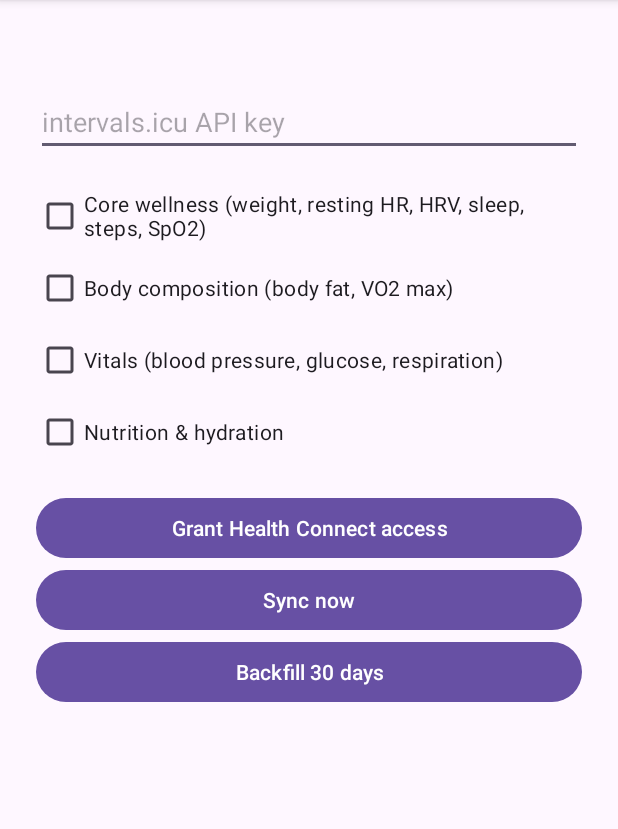
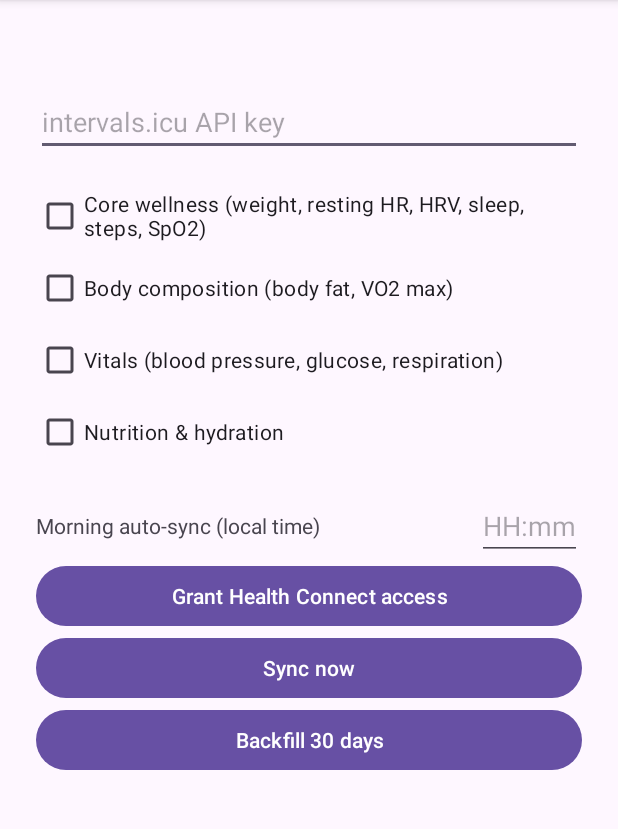
Before and after one commit to daktak/intervals-icu-health-sync, an Android app: the screen it shows after launch (MainActivity), on a phone screen of 412 x 824 dp, the part 96-925 px from its top. Run offline under Robolectric (Android 15) with nearby library versions, the phone set to English and light mode, and no system bars; libraries missing offline, so code that uses them is left out: androidx.health.connect; 12 statements that could not run were skipped.

Commit message:
Morning sync option

```diff
--- a/app/src/main/java/icu/intervals/healthsync/sync/SyncWorker.kt
+++ b/app/src/main/java/icu/intervals/healthsync/sync/SyncWorker.kt
@@ -31,8 +31,12 @@ class SyncWorker(
         const val EXTRA_DAYS_BACK = "days_back"
         const val KEY_MESSAGE = "message"
         const val UNIQUE_PERIODIC = "icu_daily_sync"
+        private const val FLEX_MINUTES = 30L
 
-        fun periodicRequest() = PeriodicWorkRequestBuilder<SyncWorker>(1, TimeUnit.DAYS)
+        fun periodicRequest(initialDelayMillis: Long) = PeriodicWorkRequestBuilder<SyncWorker>(
+            1, TimeUnit.DAYS, FLEX_MINUTES, TimeUnit.MINUTES,
+        )
+            .setInitialDelay(initialDelayMillis, TimeUnit.MILLISECONDS)
             .setConstraints(
                 Constraints.Builder()
                     .setRequiredNetworkType(NetworkType.CONNECTED)
--- a/app/src/main/res/layout/activity_main.xml
+++ b/app/src/main/res/layout/activity_main.xml
@@ -59,6 +59,29 @@
             android:checked="true"
             android:text="@string/label_nutrition" />
 
+        <LinearLayout
+            android:layout_width="match_parent"
+            android:layout_height="wrap_content"
+            android:orientation="horizontal"
+            android:gravity="center_vertical">
+
+            <TextView
+                android:id="@+id/morning_sync_label"
+                android:layout_width="0dp"
+                android:layout_height="wrap_content"
+                android:layout_weight="1"
+                android:text="@string/label_morning_sync" />
+
+            <EditText
+                android:id="@+id/morning_sync_input"
+                android:layout_width="wrap_content"
+                android:layout_height="wrap_content"
+                android:hint="@string/hint_morning_sync"
+                android:inputType="time"
+                android:maxLength="8"
+                android:maxWidth="110dp" />
+        </LinearLayout>
+
         <Button
             android:id="@+id/permissions_button"
             android:layout_width="match_parent"
--- a/app/src/main/res/values/strings.xml
+++ b/app/src/main/res/values/strings.xml
@@ -14,4 +14,7 @@
     <string name="rationale_text">Intervals.icu Health Sync reads health data from Health Connect (weight, resting heart rate, HRV, sleep, steps, SpO2, body fat, VO2 max, blood pressure, blood glucose, respiration, hydration and nutrition) and uploads one summary per day to your intervals.icu account using your intervals.icu API key.\n\nThe API key is stored encrypted on this device. Data is sent only to intervals.icu and to no other server.</string>
     <string name="permissions_already_granted">All permissions already granted</string>
     <string name="health_connect_unavailable">Health Connect is not available on this device — install or update it from the Play Store</string>
+    <string name="label_morning_sync">Morning auto-sync (local time)</string>
+    <string name="hint_morning_sync">HH:mm</string>
+    <string name="error_invalid_time">Invalid time — keeping previous value</string>
 </resources>
```
Also changed, not shown: app/src/main/java/icu/intervals/healthsync/sync/AppPreferences.kt (+16 -0 lines), app/src/main/java/icu/intervals/healthsync/sync/SyncApp.kt (+1 -6 lines), app/src/main/java/icu/intervals/healthsync/ui/MainActivity.kt (+55 -0 lines), 1 other file.
